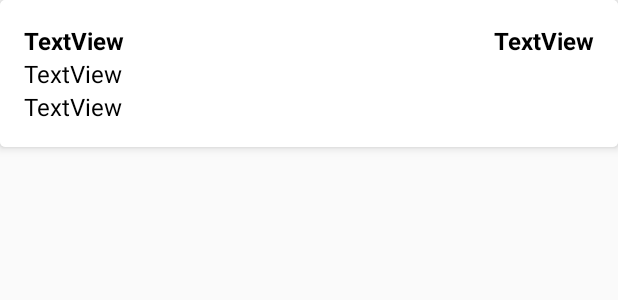
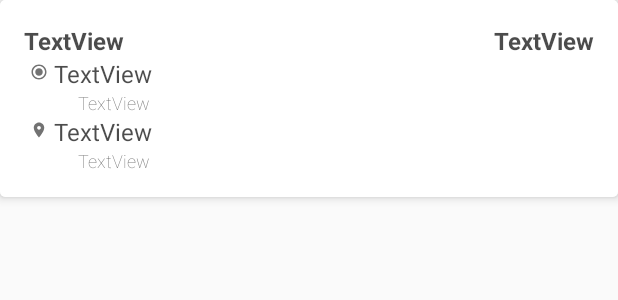
Before and after one commit to mikeandv/taskX, an Android app: the layout list_row.xml on its own in the app's theme, with its tools: preview values and no code run, on a phone screen of 412 x 824 dp. Shown: the top 300 px of the screen. Run offline under Robolectric (Android 15) with nearby library versions, the phone set to English and light mode, and no system bars; network calls fail.

```diff
--- a/app/src/main/java/com/teenspirit88/taskx/asynctask/HttpTaskJson.java
+++ b/app/src/main/java/com/teenspirit88/taskx/asynctask/HttpTaskJson.java
@@ -17,8 +17,8 @@ public class HttpTaskJson extends AsyncTask<String, Void, List<Order>> {
     protected List<Order> doInBackground(String... params) {
         String st = null;
         try {
-            Type listtype = new TypeToken<ArrayList<Order>>(){}.getType();
-            return new Gson().fromJson(DataAccess.getDataFromUrl("https://www.roxiemobile.ru/careers/test/" + params[0]), listtype);
+            Type listType = new TypeToken<ArrayList<Order>>(){}.getType();
+            return new Gson().fromJson(DataAccess.getDataFromUrl("https://www.roxiemobile.ru/careers/test/" + params[0]), listType);
         } catch (IOException e) {
             e.printStackTrace();
         }
--- a/app/src/main/java/com/teenspirit88/taskx/recycler/ListDataAdapter.java
+++ b/app/src/main/java/com/teenspirit88/taskx/recycler/ListDataAdapter.java
@@ -47,14 +47,18 @@ public class ListDataAdapter extends RecyclerView.Adapter<ListDataAdapter.ListVi
     class ListViewHolder extends RecyclerView.ViewHolder {
 
         private TextView endAddressTxtField;
+        private TextView endAddressCityField;
         private TextView startAddressTxtField;
+        private TextView startAddressCityField;
         private TextView orderPriceTxtField;
         private TextView orderDateTxtField;
 
         public ListViewHolder(View itemView) {
             super(itemView);
             endAddressTxtField = itemView.findViewById(R.id.end_addr);
+            endAddressCityField = itemView.findViewById(R.id.end_addr_city);
             startAddressTxtField = itemView.findViewById(R.id.start_addr);
+            startAddressCityField = itemView.findViewById(R.id.start_addr_city);
             orderPriceTxtField = itemView.findViewById(R.id.order_price);
             orderDateTxtField = itemView.findViewById(R.id.order_date);
 
@@ -70,7 +74,9 @@ public class ListDataAdapter extends RecyclerView.Adapter<ListDataAdapter.ListVi
         public void bind(Order order) {
             //Заполняем вью значениеями обекта заказа
             endAddressTxtField.setText(order.getEndAddress().getAddress());
+            endAddressCityField.setText(order.getEndAddress().getCity());
             startAddressTxtField.setText(order.getStartAddress().getAddress());
+            startAddressCityField.setText(order.getStartAddress().getCity());
             orderPriceTxtField.setText(order.getprice().getAmountAndSymbol());
             orderDateTxtField.setText(order.getFormatedOrderDate(DAY_MONTH_FORMAT));
         }
--- /dev/null
+++ b/app/src/main/res/drawable/from.xml
@@ -0,0 +1,5 @@
+<vector android:alpha="0.55" android:height="12dp"
+    android:viewportHeight="24.0" android:viewportWidth="24.0"
+    android:width="12dp" xmlns:android="http://schemas.android.com/apk/res/android">
+    <path android:fillColor="#FF000000" android:pathData="M12,7c-2.76,0 -5,2.24 -5,5s2.24,5 5,5 5,-2.24 5,-5 -2.24,-5 -5,-5zM12,2C6.48,2 2,6.48 2,12s4.48,10 10,10 10,-4.48 10,-10S17.52,2 12,2zM12,20c-4.42,0 -8,-3.58 -8,-8s3.58,-8 8,-8 8,3.58 8,8 -3.58,8 -8,8z"/>
+</vector>
--- /dev/null
+++ b/app/src/main/res/drawable/to.xml
@@ -0,0 +1,5 @@
+<vector android:alpha="0.55" android:height="12dp"
+    android:viewportHeight="24.0" android:viewportWidth="24.0"
+    android:width="12dp" xmlns:android="http://schemas.android.com/apk/res/android">
+    <path android:fillColor="#FF000000" android:pathData="M12,2C8.13,2 5,5.13 5,9c0,5.25 7,13 7,13s7,-7.75 7,-13c0,-3.87 -3.13,-7 -7,-7zM12,11.5c-1.38,0 -2.5,-1.12 -2.5,-2.5s1.12,-2.5 2.5,-2.5 2.5,1.12 2.5,2.5 -1.12,2.5 -2.5,2.5z"/>
+</vector>
--- a/app/src/main/res/layout/list_row.xml
+++ b/app/src/main/res/layout/list_row.xml
@@ -26,19 +26,57 @@
         android:text="TextView" />
 
 
-    <TextView
-        android:id="@+id/end_addr"
-        style="@style/Text"
+    <ImageView
+        android:id="@+id/imageView3"
         android:layout_width="wrap_content"
         android:layout_height="wrap_content"
         android:layout_below="@+id/order_date"
-        android:text="TextView" />
+        android:layout_margin="4dp"
+        app:srcCompat="@drawable/from" />
 
     <TextView
         android:id="@+id/start_addr"
         style="@style/Text"
         android:layout_width="wrap_content"
         android:layout_height="wrap_content"
+        android:layout_below="@+id/order_date"
+        android:layout_toEndOf="@+id/imageView3"
+        android:text="TextView" />
+
+    <TextView
+        android:id="@+id/start_addr_city"
+        style="@style/Text.Subtitle"
+        android:layout_width="wrap_content"
+        android:layout_height="wrap_content"
+        android:layout_below="@+id/start_addr"
+        android:layout_marginStart="16dp"
+        android:layout_toEndOf="@+id/imageView3"
+        android:text="TextView" />
+
+    <ImageView
+        android:id="@+id/imageView4"
+        android:layout_width="wrap_content"
+        android:layout_height="wrap_content"
+        android:layout_below="@+id/start_addr_city"
+        android:layout_margin="4dp"
+        app:srcCompat="@drawable/to" />
+
+    <TextView
+        android:id="@+id/end_addr"
+        style="@style/Text"
+        android:layout_width="wrap_content"
+        android:layout_height="wrap_content"
+        android:layout_below="@+id/start_addr_city"
+        android:layout_toEndOf="@+id/imageView4"
+        android:text="TextView" />
+
+    <TextView
+        android:id="@+id/end_addr_city"
+        style="@style/Text.Subtitle"
+        android:layout_width="wrap_content"
+        android:layout_height="wrap_content"
         android:layout_below="@+id/end_addr"
+        android:layout_marginStart="16dp"
+        android:layout_toEndOf="@+id/imageView4"
         android:text="TextView" />
 </RelativeLayout>
--- a/app/src/main/res/values/colors.xml
+++ b/app/src/main/res/values/colors.xml
@@ -4,6 +4,6 @@
     <color name="colorPrimary">#64B5F6</color>
     <color name="colorPrimaryDark">#1565C0</color>
     <color name="colorAccent">#7B1FA2</color>
-    <color name="colorBlack">#000000</color>
+    <color name="colorBlack">#B3000000</color>
     <color name="colorGrey">#D8D8D8</color>
 </resources>
--- a/app/src/main/res/values/styles.xml
+++ b/app/src/main/res/values/styles.xml
@@ -35,5 +35,9 @@
         <item name="fontFamily">sans-serif-light</item>
         <item name="android:textSize">14dp</item>
     </style>
+    <style name="Text.Subtitle">
+        <item name="fontFamily">sans-serif-thin</item>
+        <item name="android:textSize">12dp</item>
+    </style>
 
 </resources>
```
Also changed, not shown: app/src/main/java/com/teenspirit88/taskx/MainActivity.java (+12 -1 lines), app/src/main/java/com/teenspirit88/taskx/entity/Order.java (+11 -0 lines).
